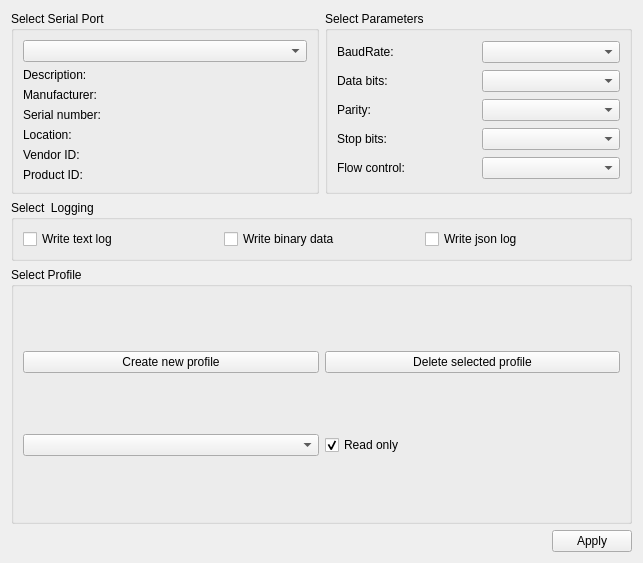
Qt form settingsdialog.ui (nghtsnw/etrodiag) before a commit.
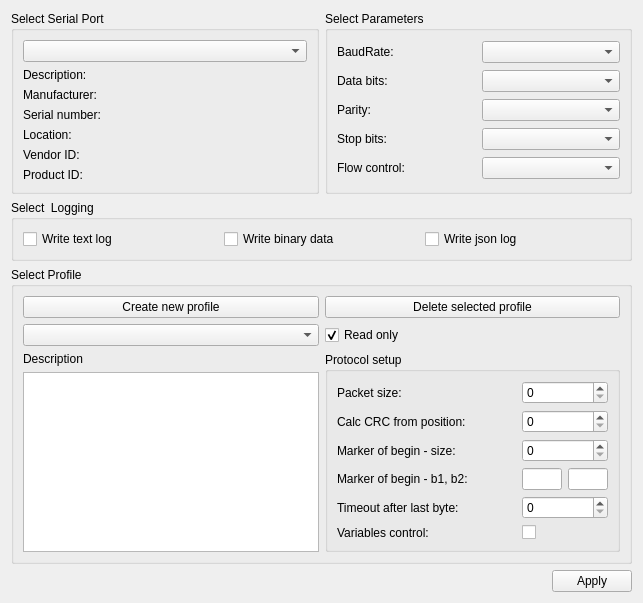
The same form after that commit.

What changed in the file:
```diff
--- a/settingsdialog.ui
+++ b/settingsdialog.ui
@@ -63,10 +63,13 @@
         </property>
        </widget>
       </item>
-      <item row="0" column="1">
-       <widget class="QPushButton" name="deleteProfileButton">
-        <property name="text">
-         <string>Delete selected profile</string>
+      <item row="3" column="0">
+       <widget class="QTextEdit" name="descriptionTextEdit">
+        <property name="sizePolicy">
+         <sizepolicy hsizetype="Preferred" vsizetype="Expanding">
+          <horstretch>0</horstretch>
+          <verstretch>0</verstretch>
+         </sizepolicy>
         </property>
        </widget>
       </item>
@@ -96,6 +99,122 @@
         </property>
        </widget>
       </item>
+      <item row="0" column="1">
+       <widget class="QPushButton" name="deleteProfileButton">
+        <property name="text">
+         <string>Delete selected profile</string>
+        </property>
+       </widget>
+      </item>
+      <item row="2" column="0">
+       <widget class="QLabel" name="descriptionProfileLabel">
+        <property name="text">
+         <string>Description</string>
+        </property>
+       </widget>
+      </item>
+      <item row="2" column="1" rowspan="2">
+       <widget class="QGroupBox" name="protocolSetupBox">
+        <property name="title">
+         <string>Protocol setup</string>
+        </property>
+        <layout class="QGridLayout" name="gridLayout_6">
+         <item row="1" column="0">
+          <widget class="QLabel" name="calcCRCFromLabel">
+           <property name="text">
+            <string>Calc CRC from position:</string>
+           </property>
+          </widget>
+         </item>
+         <item row="4" column="0">
+          <widget class="QLabel" name="timeoutLabel">
+           <property name="text">
+            <string>Timeout after last byte:</string>
+           </property>
+          </widget>
+         </item>
+         <item row="2" column="0">
+          <widget class="QLabel" name="markerSizeLabel">
+           <property name="text">
+            <string>Marker of begin - size:</string>
+           </property>
+          </widget>
+         </item>
+         <item row="3" column="0">
+          <widget class="QLabel" name="markerBeginLabel">
+           <property name="text">
+            <string>Marker of begin - b1, b2:</string>
+           </property>
+          </widget>
+         </item>
+         <item row="3" column="1">
+          <widget class="QLineEdit" name="b1MarkerLineEdit">
+           <property name="sizePolicy">
+            <sizepolicy hsizetype="Preferred" vsizetype="Fixed">
+             <horstretch>0</horstretch>
+             <verstretch>0</verstretch>
+            </sizepolicy>
+           </property>
+           <property name="maximumSize">
+            <size>
+             <width>40</width>
+             <height>16777215</height>
+            </size>
+           </property>
+          </widget>
+         </item>
+         <item row="5" column="0">
+          <widget class="QLabel" name="varControlLabel">
+           <property name="text">
+            <string>Variables control:</string>
+           </property>
+          </widget>
+         </item>
+         <item row="0" column="0">
+          <widget class="QLabel" name="packerSizeLabel">
+           <property name="text">
+            <string>Packet size:</string>
+           </property>
+          </widget>
+         </item>
+         <item row="3" column="2">
+          <widget class="QLineEdit" name="b2MarkerLineEdit">
+           <property name="sizePolicy">
+            <sizepolicy hsizetype="Preferred" vsizetype="Fixed">
+             <horstretch>0</horstretch>
+             <verstretch>0</verstretch>
+            </sizepolicy>
+           </property>
+           <property name="maximumSize">
+            <size>
+             <width>40</width>
+             <height>16777215</height>
+            </size>
+           </property>
+          </widget>
+         </item>
+         <item row="2" column="1" colspan="2">
+          <widget class="QSpinBox" name="markerSizeSpinBox"/>
+         </item>
+         <item row="1" column="1" colspan="2">
+          <widget class="QSpinBox" name="calcCRCFromSpinBox"/>
+         </item>
+         <item row="0" column="1" colspan="2">
+          <widget class="QSpinBox" name="packetSizeSpinBox"/>
+         </item>
+         <item row="4" column="1" colspan="2">
+          <widget class="QSpinBox" name="timeoutSpinBox"/>
+         </item>
+         <item row="5" column="1" colspan="2">
+          <widget class="QCheckBox" name="varConrolCheckBox">
+           <property name="text">
+            <string/>
+           </property>
+          </widget>
+         </item>
+        </layout>
+       </widget>
+      </item>
      </layout>
     </widget>
    </item>
```
Left out of the diff: 4 changed lines with no effect on the pictures.
